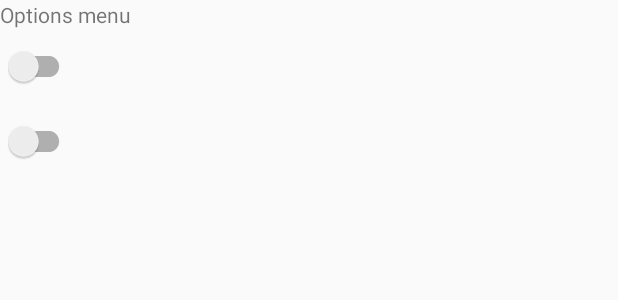
After one commit to a-rmz/Pocket-zalcoatl, an Android app: the layout options_menu.xml on its own in the app's theme, with its tools: preview values and no code run, on a phone screen of 412 x 824 dp. The commit adds this screen. Shown: the top 300 px of the screen. Run offline under Robolectric (Android 15) with nearby library versions, the phone set to English and light mode, and no system bars.

Commit message:
Added options menu layout

```diff
--- a/app/src/main/java/com/extremecommandos/pocket_zalcoatl/MainActivity.java
+++ b/app/src/main/java/com/extremecommandos/pocket_zalcoatl/MainActivity.java
@@ -1,5 +1,6 @@
 package com.extremecommandos.pocket_zalcoatl;
 
+import android.app.Dialog;
 import android.os.Bundle;
 import android.support.design.widget.FloatingActionButton;
 import android.support.design.widget.Snackbar;
@@ -19,6 +20,7 @@ public class MainActivity extends AppCompatActivity {
     Button feed, rest, games, info;
     RoundCornerProgressBar life, sleep, fun;
     FloatingActionButton optionsMenu;
+    OptionsMenu optionsDialog;
 
     @Override
     protected void onCreate(Bundle savedInstanceState) {
@@ -35,11 +37,14 @@ public class MainActivity extends AppCompatActivity {
         sleep = (RoundCornerProgressBar) findViewById(R.id.rest_bar);
         fun = (RoundCornerProgressBar) findViewById(R.id.fun_bar);
 
+        optionsDialog = new OptionsMenu(this);
+
         optionsMenu = (FloatingActionButton) findViewById(R.id.options_menu);
         optionsMenu.setOnClickListener(new View.OnClickListener() {
             @Override
             public void onClick(View v) {
                 Snackbar.make(v, "Options", Snackbar.LENGTH_SHORT).show();
+                optionsDialog.show();
             }
         });
 
--- /dev/null
+++ b/app/src/main/res/layout/options_menu.xml
@@ -0,0 +1,20 @@
+<?xml version="1.0" encoding="utf-8"?>
+<LinearLayout xmlns:android="http://schemas.android.com/apk/res/android"
+              android:orientation="vertical"
+              android:layout_width="match_parent"
+              android:layout_height="match_parent">
+
+    <TextView
+        android:layout_width="wrap_content"
+        android:layout_height="wrap_content"
+        android:text="Options menu"/>
+
+    <android.support.v7.widget.SwitchCompat
+        android:layout_width="50dp"
+        android:layout_height="50dp"/>
+
+    <android.support.v7.widget.SwitchCompat
+        android:layout_width="50dp"
+        android:layout_height="50dp"/>
+
+</LinearLayout>
```
Also changed, not shown: app/src/main/java/com/extremecommandos/pocket_zalcoatl/OptionsMenu.java (added, +27 -0 lines).
